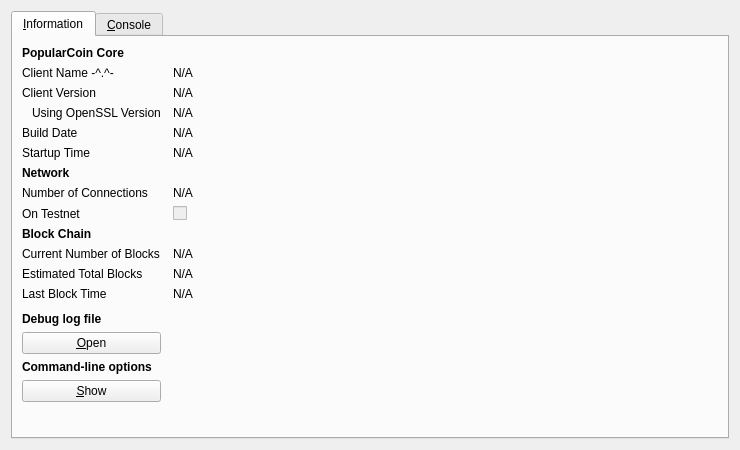
Before: the Qt Designer form src/qt/forms/rpcconsole.ui in CryptvJet/Messages, drawn with Qt 5.
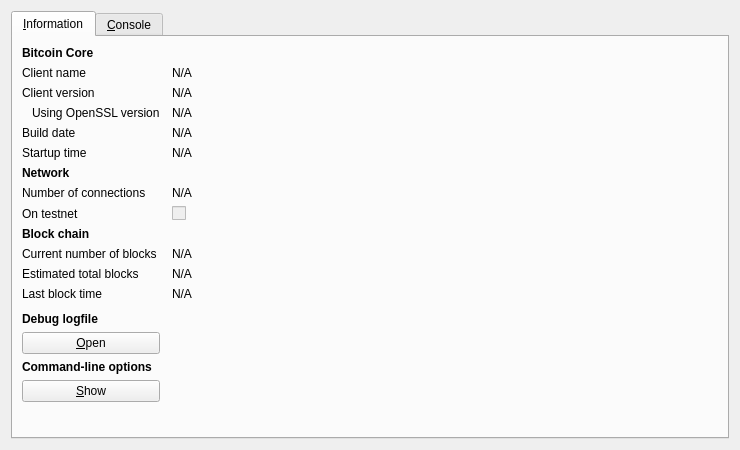
After: the same form once the commit is applied. Icons and pictures are not drawn.

Patch:
```diff
--- a/src/qt/forms/rpcconsole.ui
+++ b/src/qt/forms/rpcconsole.ui
@@ -36,14 +36,14 @@
           </font>
          </property>
          <property name="text">
-          <string>PopularCoin Core</string>
+          <string>Bitcoin Core</string>
          </property>
         </widget>
        </item>
        <item row="1" column="0">
         <widget class="QLabel" name="label_5">
          <property name="text">
-          <string>Client Name -^.^-</string>
+          <string>Client name</string>
          </property>
         </widget>
        </item>
@@ -66,7 +66,7 @@
        <item row="2" column="0">
         <widget class="QLabel" name="label_6">
          <property name="text">
-          <string>Client Version</string>
+          <string>Client version</string>
          </property>
         </widget>
        </item>
@@ -89,7 +89,7 @@
        <item row="3" column="0">
         <widget class="QLabel" name="label_14">
          <property name="text">
-          <string>Using OpenSSL Version</string>
+          <string>Using OpenSSL version</string>
          </property>
          <property name="indent">
           <number>10</number>
@@ -115,7 +115,7 @@
        <item row="4" column="0">
         <widget class="QLabel" name="label_12">
          <property name="text">
-          <string>Build Date</string>
+          <string>Build date</string>
          </property>
         </widget>
        </item>
@@ -138,7 +138,7 @@
        <item row="5" column="0">
         <widget class="QLabel" name="label_13">
          <property name="text">
-          <string>Startup Time</string>
+          <string>Startup time</string>
          </property>
         </widget>
        </item>
@@ -174,7 +174,7 @@
        <item row="7" column="0">
         <widget class="QLabel" name="label_7">
          <property name="text">
-          <string>Number of Connections</string>
+          <string>Number of connections</string>
          </property>
         </widget>
        </item>
@@ -197,7 +197,7 @@
        <item row="8" column="0">
         <widget class="QLabel" name="label_8">
          <property name="text">
-          <string>On Testnet</string>
+          <string>On testnet</string>
          </property>
         </widget>
        </item>
@@ -220,14 +220,14 @@
           </font>
          </property>
          <property name="text">
-          <string>Block Chain</string>
+          <string>Block chain</string>
          </property>
         </widget>
        </item>
        <item row="10" column="0">
         <widget class="QLabel" name="label_3">
          <property name="text">
-          <string>Current Number of Blocks</string>
+          <string>Current number of blocks</string>
          </property>
         </widget>
        </item>
@@ -250,7 +250,7 @@
        <item row="11" column="0">
         <widget class="QLabel" name="label_4">
          <property name="text">
-          <string>Estimated Total Blocks</string>
+          <string>Estimated total blocks</string>
          </property>
         </widget>
        </item>
@@ -273,7 +273,7 @@
        <item row="12" column="0">
         <widget class="QLabel" name="label_2">
          <property name="text">
-          <string>Last Block Time</string>
+          <string>Last block time</string>
          </property>
         </widget>
        </item>
@@ -315,7 +315,7 @@
           </font>
          </property>
          <property name="text">
-          <string>Debug log file</string>
+          <string>Debug logfile</string>
          </property>
         </widget>
        </item>
```
Left out of the diff: 9 changed lines with no effect on the pictures.
